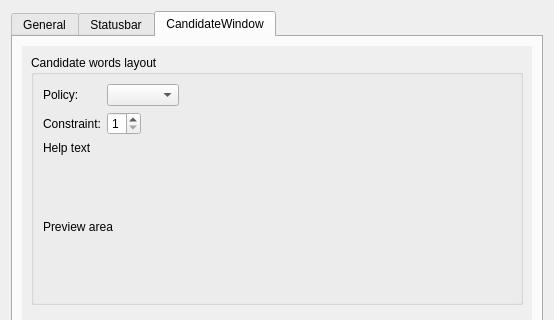
The window that applets/kimpanel/src/kcm_kimpanel.ui (KDE/plasma-desktop) describes before a commit, drawn with Qt 5; both pictures show x 0 to 554 and y 0 to 320 of the 554 by 585 pixel window.
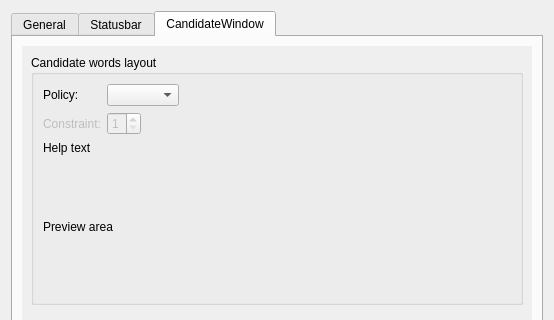
The same window after the commit. The open tabs and pages were chosen to show the change. Custom widgets are drawn as their Qt base class.

The edit to the form file:
```diff
--- a/applets/kimpanel/src/kcm_kimpanel.ui
+++ b/applets/kimpanel/src/kcm_kimpanel.ui
@@ -428,14 +428,26 @@
                    <widget class="KComboBox" name="LookupTab"/>
                   </item>
                   <item row="1" column="0">
-                   <widget class="QLabel" name="label_6">
+                   <widget class="QLabel" name="lookuptableLayoutConstraintLabel">
+                    <property name="enabled">
+                     <bool>false</bool>
+                    </property>
                     <property name="text">
                      <string>Constraint:</string>
                     </property>
                    </widget>
                   </item>
                   <item row="1" column="1">
-                   <widget class="QSpinBox" name="ddd">
+                   <widget class="QSpinBox" name="lookuptableLayoutConstraint">
+                    <property name="enabled">
+                     <bool>false</bool>
+                    </property>
+                    <property name="sizePolicy">
+                     <sizepolicy hsizetype="Preferred" vsizetype="Fixed">
+                      <horstretch>0</horstretch>
+                      <verstretch>0</verstretch>
+                     </sizepolicy>
+                    </property>
                     <property name="minimum">
                      <number>1</number>
                     </property>
@@ -451,6 +463,9 @@
                   <property name="orientation">
                    <enum>Qt::Horizontal</enum>
                   </property>
+                  <property name="sizeType">
+                   <enum>QSizePolicy::Expanding</enum>
+                  </property>
                   <property name="sizeHint" stdset="0">
                    <size>
                     <width>40</width>
```
Left out of the diff: 42 changed lines with no effect on the pictures.
